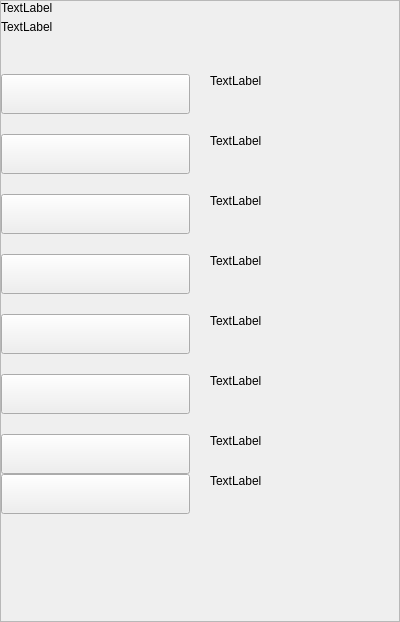
Before: the Qt Designer form src/qt/digiwage/settings/forms/settingswalletrepairwidget.ui in digiwage/digiwage, drawn with Qt 5.
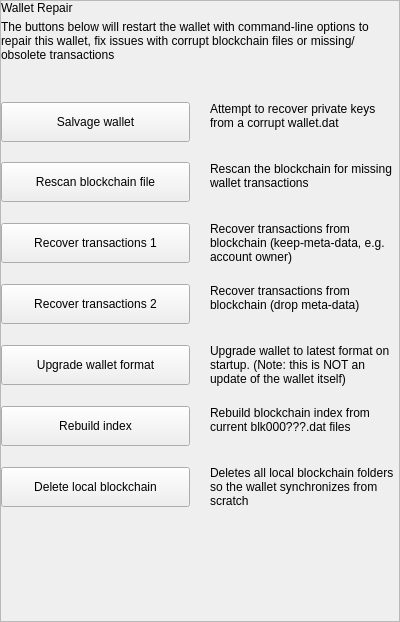
After: the same form once the commit is applied.

Commit message: first push to official repo

Diff of the .ui file:
```diff
--- a/src/qt/digiwage/settings/forms/settingswalletrepairwidget.ui
+++ b/src/qt/digiwage/settings/forms/settingswalletrepairwidget.ui
@@ -105,14 +105,14 @@
               <item>
                <widget class="QLabel" name="labelTitle">
                 <property name="text">
-                 <string>TextLabel</string>
+                 <string>Wallet Repair</string>
                 </property>
                </widget>
               </item>
               <item>
                <widget class="QLabel" name="labelSubtitle1">
                 <property name="text">
-                 <string>TextLabel</string>
+                 <string>The buttons below will restart the wallet with command-line options to repair this wallet, fix issues with corrupt blockchain files or missing/obsolete transactions</string>
                 </property>
                 <property name="wordWrap">
                  <bool>true</bool>
@@ -167,7 +167,7 @@
                  <enum>Qt::NoFocus</enum>
                 </property>
                 <property name="text">
-                 <string/>
+                 <string>Salvage wallet</string>
                 </property>
                </widget>
               </item>
@@ -176,7 +176,7 @@
             <item>
              <widget class="QLabel" name="labelMessageSalvage">
               <property name="text">
-               <string>TextLabel</string>
+               <string>Attempt to recover private keys from a corrupt wallet.dat</string>
               </property>
               <property name="alignment">
                <set>Qt::AlignLeading|Qt::AlignLeft|Qt::AlignTop</set>
@@ -232,7 +232,7 @@
                  <enum>Qt::NoFocus</enum>
                 </property>
                 <property name="text">
-                 <string/>
+                 <string>Rescan blockchain file</string>
                 </property>
                </widget>
               </item>
@@ -241,7 +241,7 @@
             <item>
              <widget class="QLabel" name="labelMessageRescan">
               <property name="text">
-               <string>TextLabel</string>
+               <string>Rescan the blockchain for missing wallet transactions</string>
               </property>
               <property name="alignment">
                <set>Qt::AlignLeading|Qt::AlignLeft|Qt::AlignTop</set>
@@ -297,7 +297,7 @@
                  <enum>Qt::NoFocus</enum>
                 </property>
                 <property name="text">
-                 <string/>
+                 <string>Recover transactions 1</string>
                 </property>
                </widget>
               </item>
@@ -306,7 +306,7 @@
             <item>
              <widget class="QLabel" name="labelMessageRecover1">
               <property name="text">
-               <string>TextLabel</string>
+               <string>Recover transactions from blockchain (keep-meta-data, e.g. account owner)</string>
               </property>
               <property name="alignment">
                <set>Qt::AlignLeading|Qt::AlignLeft|Qt::AlignTop</set>
@@ -362,7 +362,7 @@
                  <enum>Qt::NoFocus</enum>
                 </property>
                 <property name="text">
-                 <string/>
+                 <string>Recover transactions 2</string>
                 </property>
                </widget>
               </item>
@@ -371,7 +371,7 @@
             <item>
              <widget class="QLabel" name="labelMessageRecover2">
               <property name="text">
-               <string>TextLabel</string>
+               <string>Recover transactions from blockchain (drop meta-data)</string>
               </property>
               <property name="alignment">
                <set>Qt::AlignLeading|Qt::AlignLeft|Qt::AlignTop</set>
@@ -427,7 +427,7 @@
                  <enum>Qt::NoFocus</enum>
                 </property>
                 <property name="text">
-                 <string/>
+                 <string>Upgrade wallet format</string>
                 </property>
                </widget>
               </item>
@@ -436,7 +436,7 @@
             <item>
              <widget class="QLabel" name="labelMessageUpgrade">
               <property name="text">
-               <string>TextLabel</string>
+               <string>Upgrade wallet to latest format on startup. (Note: this is NOT an update of the wallet itself)</string>
               </property>
               <property name="alignment">
                <set>Qt::AlignLeading|Qt::AlignLeft|Qt::AlignTop</set>
@@ -492,7 +492,7 @@
                  <enum>Qt::NoFocus</enum>
                 </property>
                 <property name="text">
-                 <string/>
+                 <string>Rebuild index</string>
                 </property>
                </widget>
               </item>
@@ -501,7 +501,7 @@
             <item>
              <widget class="QLabel" name="labelMessageRebuild">
               <property name="text">
-               <string>TextLabel</string>
+               <string>Rebuild blockchain index from current blk000???.dat files</string>
               </property>
               <property name="alignment">
                <set>Qt::AlignLeading|Qt::AlignLeft|Qt::AlignTop</set>
@@ -557,7 +557,7 @@
                  <enum>Qt::NoFocus</enum>
                 </property>
                 <property name="text">
-                 <string/>
+                 <string>Delete local blockchain</string>
                 </property>
                </widget>
               </item>
@@ -572,62 +572,7 @@
                </size>
               </property>
               <property name="text">
-               <string>TextLabel</string>
-              </property>
-              <property name="alignment">
-               <set>Qt::AlignLeading|Qt::AlignLeft|Qt::AlignTop</set>
-              </property>
-              <property name="wordWrap">
-               <bool>true</bool>
-              </property>
-             </widget>
-            </item>
-           </layout>
-          </item>
-          <item>
-           <layout class="QHBoxLayout" name="horizontalUpgradeToHD" stretch="1,1">
-            <property name="spacing">
-             <number>20</number>
-            </property>
-            <item>
-             <layout class="QVBoxLayout" name="verticalUpgradeToHD">
-              <property name="spacing">
-               <number>0</number>
-              </property>
-              <item>
-               <widget class="QPushButton" name="pushButtonUpgradeToHd">
-                <property name="minimumSize">
-                 <size>
-                  <width>0</width>
-                  <height>40</height>
-                 </size>
-                </property>
-                <property name="maximumSize">
-                 <size>
-                  <width>16777215</width>
-                  <height>40</height>
-                 </size>
-                </property>
-                <property name="focusPolicy">
-                 <enum>Qt::NoFocus</enum>
-                </property>
-                <property name="text">
-                 <string/>
-                </property>
-               </widget>
-              </item>
-             </layout>
-            </item>
-            <item>
-             <widget class="QLabel" name="labelMessageUpgradeToHD">
-              <property name="minimumSize">
-               <size>
-                <width>0</width>
-                <height>0</height>
-               </size>
-              </property>
-              <property name="text">
-               <string>TextLabel</string>
+               <string>Deletes all local blockchain folders so the wallet synchronizes from scratch</string>
               </property>
               <property name="alignment">
                <set>Qt::AlignLeading|Qt::AlignLeft|Qt::AlignTop</set>
```
Left out of the diff: 2 changed lines with no effect on the pictures. The commit also changes 2747 other files.
